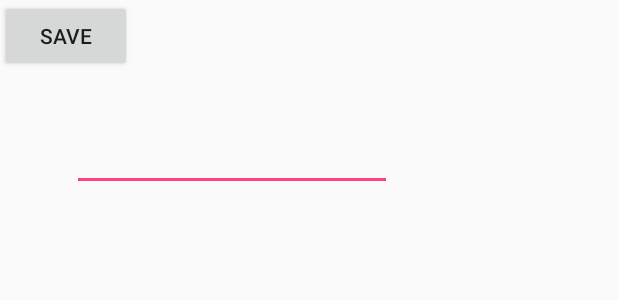
After one commit to isabellalala/BellaProject, an Android app: the layout activity_add_seed.xml on its own in the app's theme, with its tools: preview values and no code run, on a phone screen of 412 x 824 dp. The commit adds this screen. Shown: the top 300 px of the screen. Run offline under Robolectric (Android 15) with nearby library versions, the phone set to English and light mode, and no system bars.

Commit message:
New view add seed

```diff
--- a/app/build.gradle
+++ b/app/build.gradle
@@ -25,10 +25,12 @@ android {
 
 dependencies {
     compile fileTree(include: ['*.jar'], dir: 'libs')
-    testCompile 'junit:junit:4.12'
     compile 'com.android.support:appcompat-v7:24.1.1'
     compile 'com.google.android.gms:play-services:11.0.0'
     compile 'com.google.firebase:firebase-core:11.0.0'
+    compile 'com.android.support.constraint:constraint-layout:+'
+    testCompile 'junit:junit:4.12'
 }
 
+
 apply plugin: 'com.google.gms.google-services'
--- a/app/src/main/AndroidManifest.xml
+++ b/app/src/main/AndroidManifest.xml
@@ -7,7 +7,7 @@
          Google Maps Android API v2, but you must specify either coarse or fine
          location permissions for the 'MyLocation' functionality.
     -->
-    <uses-permission android:name="android.permission.ACCESS_COARSE_LOCATION"/>
+    <uses-permission android:name="android.permission.ACCESS_COARSE_LOCATION" />
     <uses-permission android:name="android.permission.ACCESS_FINE_LOCATION" />
     <uses-permission android:name="com.google.android.providers.gsf.permission.READ_GSERVICES" />
     <uses-permission android:name="android.permission.VIBRATE" />
@@ -40,6 +40,7 @@
                 <category android:name="android.intent.category.LAUNCHER" />
             </intent-filter>
         </activity>
+        <activity android:name=".AddSeedActivity"></activity>
     </application>
 
 </manifest>
--- /dev/null
+++ b/app/src/main/res/layout/activity_add_seed.xml
@@ -0,0 +1,32 @@
+<?xml version="1.0" encoding="utf-8"?>
+<RelativeLayout xmlns:android="http://schemas.android.com/apk/res/android"
+    xmlns:app="http://schemas.android.com/apk/res-auto"
+    xmlns:tools="http://schemas.android.com/tools"
+    android:layout_width="match_parent"
+    android:layout_height="match_parent"
+    tools:context="com.example.stefa.mycustommaps.AddSeedActivity">
+
+    <EditText
+        android:id="@+id/seedTitle"
+        android:layout_width="wrap_content"
+        android:layout_height="wrap_content"
+        android:ems="10"
+        android:inputType="text"
+        tools:layout_editor_absoluteX="29dp"
+        tools:layout_editor_absoluteY="60dp"
+        android:layout_marginStart="48dp"
+        android:layout_below="@+id/saveButton"
+        android:layout_alignParentStart="true"
+        android:layout_marginTop="34dp" />
+
+    <Button
+        android:id="@+id/saveButton"
+        android:layout_width="wrap_content"
+        android:layout_height="wrap_content"
+        android:onClick="saveSeed"
+        android:text="Save"
+        tools:layout_editor_absoluteX="255dp"
+        tools:layout_editor_absoluteY="60dp" />
+
+
+    </RelativeLayout>
```
Also changed, not shown: app/src/main/assets/seeds.xml (deleted, +0 -13 lines), app/src/main/java/com/example/stefa/mycustommaps/AddSeedActivity.java (added, +33 -0 lines), app/src/main/java/com/example/stefa/mycustommaps/MapsActivity.java (+20 -8 lines), 1 other file.
